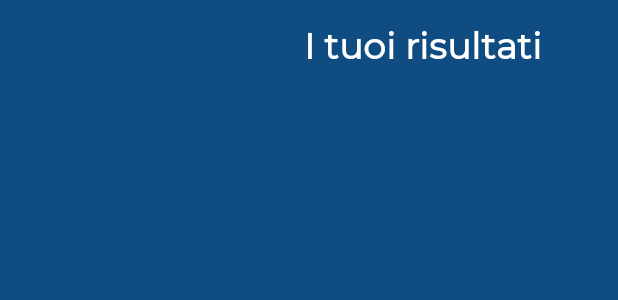
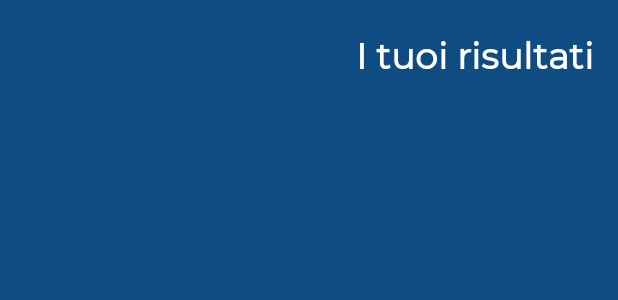
Before and after one commit to UnimibSoftEngCourse1920/progetto-travelmonitor-1-gruppo-travelmonitor-1, an Android app: the layout activity_visualizzaviaggi.xml on its own in the app's theme, with its tools: preview values and no code run, on a phone screen of 412 x 824 dp. Shown: the top 300 px of the screen. Run offline under Robolectric (Android 15) with nearby library versions, the light colour scheme and no system bars.

Commit message:
Creazione car_tabellone e modifiche varie

```diff
--- a/app/src/main/java/com/sviluppotrilo/trilo/MyAdapterPreferiti.java
+++ b/app/src/main/java/com/sviluppotrilo/trilo/MyAdapterPreferiti.java
@@ -50,6 +50,7 @@ public class MyAdapterPreferiti extends RecyclerView.Adapter<MyCardViaggio> {
         holder.orarioViaggio.setText(orarioPartenza.substring((orarioPartenza.indexOf('T') + 1), orarioPartenza.indexOf(":00")) + " - "
                 + orarioArrivo.substring((orarioArrivo.indexOf('T') + 1), orarioArrivo.indexOf(":00")));
 
+        holder.preferito.setVisibility(View.INVISIBLE);
     }
 
     @Override
--- a/app/src/main/java/com/sviluppotrilo/trilo/MyAdapterViaggio.java
+++ b/app/src/main/java/com/sviluppotrilo/trilo/MyAdapterViaggio.java
@@ -56,6 +56,8 @@ public class MyAdapterViaggio extends RecyclerView.Adapter<MyCardViaggio> {
             holder.destinazioneTreno.setText("Treno per");
             //holder.destinazioneTreno.setText(datiSoluzione.get(numeroUltimTratta).getTratte().get(0).getDestinazione().getNome());
         }
+
+        holder.preferitoSi.setVisibility(View.INVISIBLE);
 
         holder.preferito.setOnClickListener(new View.OnClickListener() {
             @Override
--- a/app/src/main/java/com/sviluppotrilo/trilo/MyCardViaggio.java
+++ b/app/src/main/java/com/sviluppotrilo/trilo/MyCardViaggio.java
@@ -20,6 +20,7 @@ public class MyCardViaggio extends RecyclerView.ViewHolder {
     TextView binarioTrenoStazPart;
     TextView statoTreno;
     ImageView preferito;
+    ImageView preferitoSi;
 
 
     public MyCardViaggio(@NonNull View itemView) {
@@ -36,5 +37,6 @@ public class MyCardViaggio extends RecyclerView.ViewHolder {
         this.classeTreno= itemView.findViewById(R.id.stazionearrivo);
         this.binarioTrenoStazPart = itemView.findViewById(R.id.stazionearrivo);
         this.preferito = itemView.findViewById(R.id.preferito);
+        this.preferitoSi = itemView.findViewById(R.id.setpreferito);
     }
 }
--- a/app/src/main/res/layout/activity_impostazioni.xml
+++ b/app/src/main/res/layout/activity_impostazioni.xml
@@ -31,9 +31,9 @@
             android:textSize="24sp"
             android:textStyle="bold"
             app:layout_constraintBottom_toBottomOf="parent"
-            app:layout_constraintEnd_toEndOf="parent"
-            app:layout_constraintHorizontal_bias="0.918"
-            app:layout_constraintStart_toStartOf="parent"
+            app:layout_constraintEnd_toStartOf="@+id/guideline5"
+            app:layout_constraintHorizontal_bias="1.0"
+            app:layout_constraintStart_toStartOf="@+id/guideline6"
             app:layout_constraintTop_toTopOf="parent" />
 
         <androidx.constraintlayout.widget.Guideline
--- a/app/src/main/res/layout/activity_profilo.xml
+++ b/app/src/main/res/layout/activity_profilo.xml
@@ -30,9 +30,9 @@
             android:textSize="24sp"
             android:textStyle="bold"
             app:layout_constraintBottom_toBottomOf="parent"
-            app:layout_constraintEnd_toEndOf="parent"
-            app:layout_constraintHorizontal_bias="0.918"
-            app:layout_constraintStart_toStartOf="parent"
+            app:layout_constraintEnd_toStartOf="@+id/guideline5"
+            app:layout_constraintHorizontal_bias="1.0"
+            app:layout_constraintStart_toStartOf="@+id/guideline6"
             app:layout_constraintTop_toTopOf="parent" />
 
         <androidx.constraintlayout.widget.Guideline
--- a/app/src/main/res/layout/activity_visualizzaviaggi.xml
+++ b/app/src/main/res/layout/activity_visualizzaviaggi.xml
@@ -1,6 +1,7 @@
 <?xml version="1.0" encoding="utf-8"?>
 <androidx.constraintlayout.widget.ConstraintLayout xmlns:android="http://schemas.android.com/apk/res/android"
     xmlns:app="http://schemas.android.com/apk/res-auto"
+    xmlns:tools="http://schemas.android.com/tools"
     android:id="@+id/constraintLayout"
     android:layout_width="match_parent"
     android:layout_height="match_parent"
@@ -11,7 +12,7 @@
         android:layout_width="match_parent"
         android:layout_height="match_parent"
         android:layout_marginStart="20dp"
-        android:layout_marginTop="10dp"
+        android:layout_marginTop="90dp"
         android:layout_marginEnd="20dp"
         app:layout_constraintBottom_toBottomOf="parent"
         app:layout_constraintEnd_toEndOf="parent"
@@ -22,35 +23,73 @@
             android:layout_width="match_parent"
             android:layout_height="wrap_content">
 
-            <TextView
-                android:id="@+id/pagetitlevisualizzaviaggi"
-                android:layout_width="wrap_content"
-                android:layout_height="wrap_content"
-                android:layout_alignParentTop="true"
-                android:layout_alignParentEnd="true"
-                android:layout_marginTop="4dp"
-                android:layout_marginEnd="31dp"
-                android:fontFamily="@font/montserrat_regular"
-                android:text="I tuoi risultati"
-                android:textAlignment="textEnd"
-                android:textColor="#ffffff"
-                android:textSize="24sp"
-                android:textStyle="bold"
-                app:layout_constraintBottom_toTopOf="@+id/guideline8"
-                app:layout_constraintEnd_toStartOf="@+id/guideline5"
-                app:layout_constraintTop_toTopOf="parent" />
-
             <androidx.recyclerview.widget.RecyclerView
                 android:id="@+id/recyclerView"
                 android:layout_width="match_parent"
                 android:layout_height="match_parent"
-                android:layout_below="@+id/pagetitlevisualizzaviaggi"
                 android:layout_alignParentStart="true"
                 android:layout_alignParentEnd="true"
-                android:layout_marginTop="30dp"
                 android:layout_marginEnd="6dp">
 
             </androidx.recyclerview.widget.RecyclerView>
         </RelativeLayout>
     </ScrollView>
+
+    <androidx.constraintlayout.widget.ConstraintLayout
+        android:id="@+id/profilebar"
+        android:layout_width="0dp"
+        android:layout_height="70dp"
+        android:background="@color/colorPrimary"
+        app:layout_constraintBottom_toBottomOf="parent"
+        app:layout_constraintEnd_toEndOf="parent"
+        app:layout_constraintHorizontal_bias="0.5"
+        app:layout_constraintStart_toStartOf="parent"
+        app:layout_constraintTop_toTopOf="parent"
+        app:layout_constraintVertical_bias="0.0">
+
+        <TextView
+            android:id="@+id/pagetitlevisualizzaviaggi"
+            android:layout_width="wrap_content"
+            android:layout_height="wrap_content"
+            android:fontFamily="@font/montserrat_regular"
+            android:text="I tuoi risultati"
+            android:textAlignment="textEnd"
+            android:textColor="#ffffff"
+            android:textSize="24sp"
+            android:textStyle="bold"
+            app:layout_constraintBottom_toBottomOf="parent"
+            app:layout_constraintEnd_toStartOf="@+id/guideline5"
+            app:layout_constraintHorizontal_bias="1.0"
+            app:layout_constraintStart_toStartOf="@+id/guideline6"
+            app:layout_constraintTop_toTopOf="@+id/guideline8" />
+
+        <androidx.constraintlayout.widget.Guideline
+            android:id="@+id/guideline5"
+            android:layout_width="wrap_content"
+            android:layout_height="wrap_content"
+            android:orientation="vertical"
+            app:layout_constraintGuide_percent="0.96" />
+
+        <androidx.constraintlayout.widget.Guideline
+            android:id="@+id/guideline6"
+            android:layout_width="wrap_content"
+            android:layout_height="wrap_content"
+            android:orientation="vertical"
+            app:layout_constraintGuide_percent="0.04" />
+
+        <androidx.constraintlayout.widget.Guideline
+            android:id="@+id/guideline8"
+            android:layout_width="wrap_content"
+            android:layout_height="wrap_content"
+            android:orientation="horizontal"
+            app:layout_constraintGuide_percent="0.04" />
+
+        <androidx.constraintlayout.widget.Guideline
+            android:id="@+id/guideline9"
+            android:layout_width="wrap_content"
+            android:layout_height="wrap_content"
+            android:orientation="horizontal"
+            app:layout_constraintGuide_percent="0.96" />
+
+    </androidx.constraintlayout.widget.ConstraintLayout>
 </androidx.constraintlayout.widget.ConstraintLayout>
```
Also changed, not shown: app/src/main/res/layout/card_viaggio.xml (+11 -0 lines).
